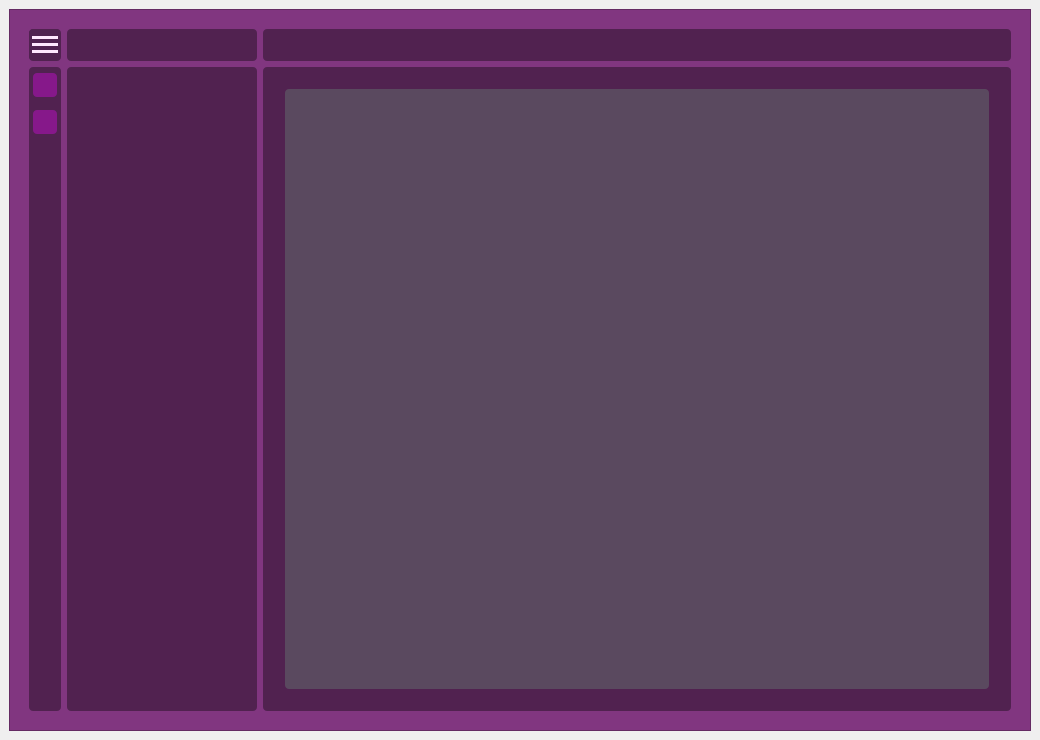
BlackFire26299/journalAssignmentIT, file Code/UIs/Mainapp.ui: the form before one commit.
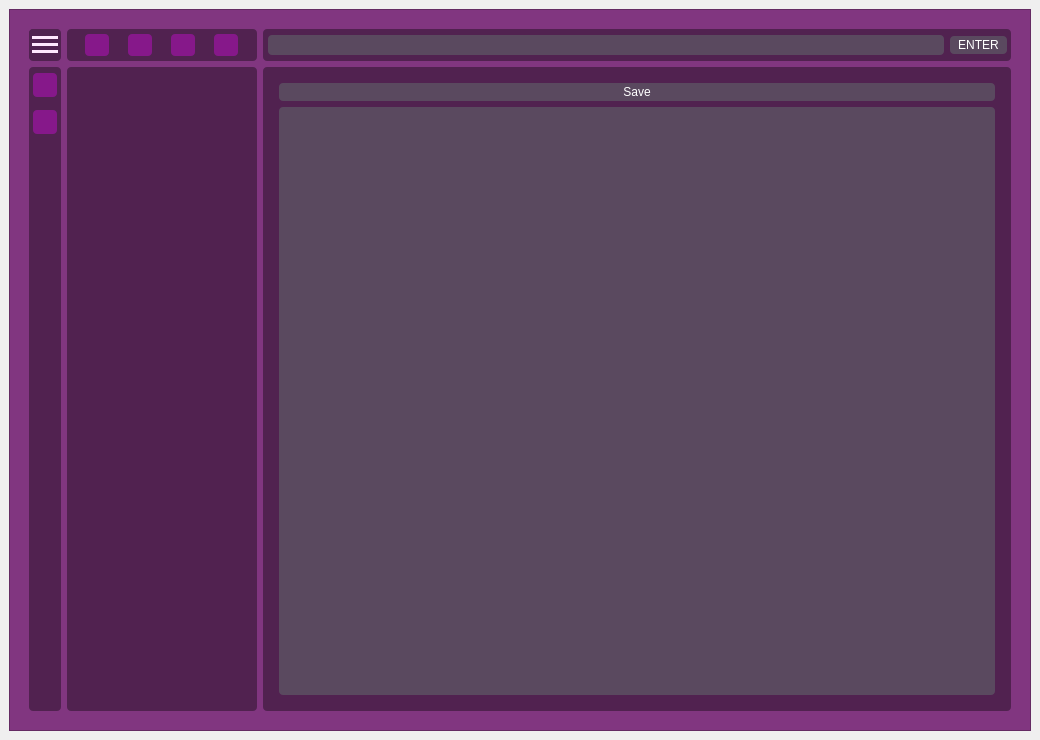
The form after the commit. The open tabs and pages were chosen to show the change. Icons and pictures are not drawn.

Commit message: icons and better margins and command line added in designer

```diff
--- a/Code/UIs/Mainapp.ui
+++ b/Code/UIs/Mainapp.ui
@@ -219,6 +219,45 @@
            <property name="frameShadow">
             <enum>QFrame::Shadow::Raised</enum>
            </property>
+           <layout class="QGridLayout" name="gridLayout_7">
+            <property name="leftMargin">
+             <number>3</number>
+            </property>
+            <property name="topMargin">
+             <number>3</number>
+            </property>
+            <property name="rightMargin">
+             <number>2</number>
+            </property>
+            <property name="bottomMargin">
+             <number>3</number>
+            </property>
+            <item row="0" column="0">
+             <widget class="QLineEdit" name="CommandLineEdit">
+              <property name="styleSheet">
+               <string notr="true">background-color: rgb(90, 73, 95);
+color: rgb(255, 255, 255);</string>
+              </property>
+             </widget>
+            </item>
+            <item row="0" column="1">
+             <widget class="QPushButton" name="SendCommand">
+              <property name="minimumSize">
+               <size>
+                <width>57</width>
+                <height>0</height>
+               </size>
+              </property>
+              <property name="styleSheet">
+               <string notr="true">background-color: rgb(90, 73, 95);
+color: rgb(255, 255, 255);</string>
+              </property>
+              <property name="text">
+               <string>ENTER</string>
+              </property>
+             </widget>
+            </item>
+           </layout>
           </widget>
          </item>
          <item row="1" column="0">
@@ -326,24 +365,16 @@
            <property name="frameShadow">
             <enum>QFrame::Shadow::Raised</enum>
            </property>
-           <layout class="QGridLayout" name="gridLayout_7">
-            <property name="leftMargin">
-             <number>3</number>
-            </property>
-            <property name="topMargin">
-             <number>3</number>
-            </property>
-            <property name="rightMargin">
-             <number>3</number>
-            </property>
-            <property name="bottomMargin">
-             <number>3</number>
-            </property>
-           </layout>
           </widget>
          </item>
          <item row="0" column="1">
           <widget class="QFrame" name="FileSelectorMenu">
+           <property name="maximumSize">
+            <size>
+             <width>190</width>
+             <height>16777215</height>
+            </size>
+           </property>
            <property name="styleSheet">
             <string notr="true">border: 2px rgb(61, 26, 60);
 border-radius: 4px;
@@ -356,6 +387,120 @@
            <property name="frameShadow">
             <enum>QFrame::Shadow::Raised</enum>
            </property>
+           <layout class="QGridLayout" name="gridLayout_8">
+            <property name="leftMargin">
+             <number>3</number>
+            </property>
+            <property name="topMargin">
+             <number>3</number>
+            </property>
+            <property name="rightMargin">
+             <number>3</number>
+            </property>
+            <property name="bottomMargin">
+             <number>3</number>
+            </property>
+            <item row="0" column="1">
+             <widget class="QPushButton" name="NewFolder">
+              <property name="maximumSize">
+               <size>
+                <width>24</width>
+                <height>24</height>
+               </size>
+              </property>
+              <property name="styleSheet">
+               <string notr="true">background-color: rgb(134, 24, 138);</string>
+              </property>
+              <property name="text">
+               <string/>
+              </property>
+              <property name="icon">
+               <iconset theme="folder"/>
+              </property>
+              <property name="iconSize">
+               <size>
+                <width>24</width>
+                <height>21</height>
+               </size>
+              </property>
+             </widget>
+            </item>
+            <item row="0" column="2">
+             <widget class="QPushButton" name="Save">
+              <property name="maximumSize">
+               <size>
+                <width>24</width>
+                <height>24</height>
+               </size>
+              </property>
+              <property name="styleSheet">
+               <string notr="true">background-color: rgb(134, 24, 138);</string>
+              </property>
+              <property name="text">
+               <string/>
+              </property>
+              <property name="icon">
+               <iconset theme="document-save"/>
+              </property>
+              <property name="iconSize">
+               <size>
+                <width>24</width>
+                <height>21</height>
+               </size>
+              </property>
+             </widget>
+            </item>
+            <item row="0" column="0">
+             <widget class="QPushButton" name="NewFile">
+              <property name="maximumSize">
+               <size>
+                <width>24</width>
+                <height>24</height>
+               </size>
+              </property>
+              <property name="styleSheet">
+               <string notr="true">background-color: rgb(134, 24, 138);</string>
+              </property>
+              <property name="text">
+               <string/>
+              </property>
+              <property name="icon">
+               <iconset theme="document-new"/>
+              </property>
+              <property name="iconSize">
+               <size>
+                <width>24</width>
+                <height>21</height>
+               </size>
+              </property>
+             </widget>
+            </item>
+            <item row="0" column="3">
+             <widget class="QPushButton" name="OpenWorkspace">
+              <property name="maximumSize">
+               <size>
+                <width>24</width>
+                <height>24</height>
+               </size>
+              </property>
+              <property name="styleSheet">
+               <string notr="true">background-color: rgb(134, 24, 138);</string>
+              </property>
+              <property name="text">
+               <string/>
+              </property>
+              <property name="icon">
+               <iconset theme="folder-open"/>
+              </property>
+              <property name="iconSize">
+               <size>
+                <width>24</width>
+                <height>21</height>
+               </size>
+              </property>
+             </widget>
+            </item>
+           </layout>
           </widget>
          </item>
          <item row="1" column="2">
@@ -389,7 +534,19 @@
               </widget>
               <widget class="QWidget" name="mdviewerPage">
                <layout class="QGridLayout" name="gridLayout_4">
-                <item row="0" column="0">
+                <property name="leftMargin">
+                 <number>3</number>
+                </property>
+                <property name="topMargin">
+                 <number>3</number>
+                </property>
+                <property name="rightMargin">
+                 <number>3</number>
+                </property>
+                <property name="bottomMargin">
+                 <number>3</number>
+                </property>
+                <item row="1" column="0">
                  <widget class="QTextEdit" name="mdView">
                   <property name="styleSheet">
                    <string notr="true">background-color: rgb(90, 73, 95);
@@ -406,6 +563,17 @@
                   </property>
                  </widget>
                 </item>
+                <item row="0" column="0">
+                 <widget class="QPushButton" name="SaveButton2">
+                  <property name="styleSheet">
+                   <string notr="true">background-color: rgb(90, 73, 95);
+color: rgb(255, 255, 255);</string>
+                  </property>
+                  <property name="text">
+                   <string>Save</string>
+                  </property>
+                 </widget>
+                </item>
                </layout>
               </widget>
               <widget class="QWidget" name="EditorPage">
```
Left out of the diff: 39 changed lines with no effect on the pictures. The commit also changes 2 other files.
